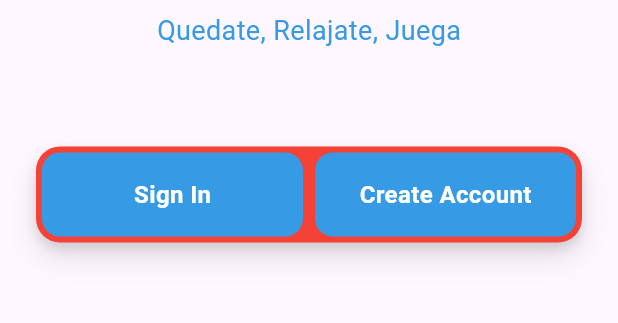
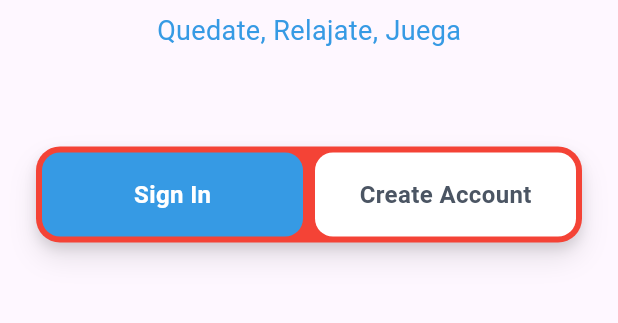
Before and after one commit to Victor78970513/isla-vigu, a Flutter app: the screen it shows after launch, on a phone screen of 412 x 824 dp, the part 263-586 px from its top. Run offline on Flutter 3.47's test engine with Material 3 defaults, Android fonts, the phone set to English and light mode, and no system bars; our stand-ins replace flutter_bloc, get_it, go_router.

Commit message:
auth selection cubit added

```diff
--- /dev/null
+++ b/lib/features/auth/presentation/bloc/auth_selection/auth_selection_cubit.dart
@@ -0,0 +1,11 @@
+import 'package:flutter_bloc/flutter_bloc.dart';
+
+enum AuthSelectionEnum { loginSelection, signUpSelection }
+
+class AuthSelectionCubit extends Cubit<AuthSelectionEnum> {
+  AuthSelectionCubit() : super(AuthSelectionEnum.loginSelection);
+
+  void changeAuthSelection(AuthSelectionEnum value) {
+    emit(value);
+  }
+}
--- a/lib/features/auth/presentation/pages/auth_page.dart
+++ b/lib/features/auth/presentation/pages/auth_page.dart
@@ -1,13 +1,20 @@
 import 'package:flutter/material.dart';
+import 'package:flutter_bloc/flutter_bloc.dart';
 import 'package:isla_vigu/core/theme/app_colors.dart';
+import 'package:isla_vigu/features/auth/presentation/bloc/auth_selection/auth_selection_cubit.dart';
+import 'package:isla_vigu/features/auth/presentation/pages/login_page.dart';
+import 'package:isla_vigu/features/auth/presentation/pages/sign_up_page.dart';
 import 'package:isla_vigu/features/auth/presentation/widgets/auth_selection.dart';
+import 'package:isla_vigu/service_locator.dart';
 
 class AuthPage extends StatelessWidget {
   const AuthPage({super.key});
 
   @override
   Widget build(BuildContext context) {
-    return Scaffold(
+    return BlocProvider(
+      create: (BuildContext context) => getIt<AuthSelectionCubit>(),
+      child: Scaffold(
         body: SafeArea(
           child: Center(
             child: Column(
@@ -41,7 +48,17 @@ class AuthPage extends StatelessWidget {
                 ),
                 SizedBox(height: 64),
                 AuthSelection(),
+                BlocBuilder<AuthSelectionCubit, AuthSelectionEnum>(
+                    builder: (context, state) {
+                  switch (state) {
+                    case AuthSelectionEnum.loginSelection:
+                      return LoginPage();
+                    case AuthSelectionEnum.signUpSelection:
+                      return SignUpPage();
+                  }
+                })
               ],
+            ),
           ),
         ),
       ),
--- a/lib/features/auth/presentation/widgets/auth_selection.dart
+++ b/lib/features/auth/presentation/widgets/auth_selection.dart
@@ -1,5 +1,7 @@
 import 'package:flutter/material.dart';
+import 'package:flutter_bloc/flutter_bloc.dart';
 import 'package:isla_vigu/core/theme/app_colors.dart';
+import 'package:isla_vigu/features/auth/presentation/bloc/auth_selection/auth_selection_cubit.dart';
 
 class AuthSelection extends StatelessWidget {
   const AuthSelection({super.key});
@@ -31,12 +33,16 @@ class AuthSelection extends StatelessWidget {
           children: [
             Expanded(
               flex: 1,
-              child: AuthSelectionItem(text: "Sign In"),
+              child: AuthSelectionItem(
+                text: "Sign In",
+                authSelectionEnum: AuthSelectionEnum.loginSelection,
+              ),
             ),
             Expanded(
               flex: 1,
               child: AuthSelectionItem(
                 text: "Create Account",
+                authSelectionEnum: AuthSelectionEnum.signUpSelection,
               ),
             ),
           ],
@@ -48,31 +54,48 @@ class AuthSelection extends StatelessWidget {
 
 class AuthSelectionItem extends StatelessWidget {
   final String text;
+  final AuthSelectionEnum authSelectionEnum;
   const AuthSelectionItem({
     super.key,
     required this.text,
+    required this.authSelectionEnum,
   });
 
   @override
   Widget build(BuildContext context) {
-    return Padding(
+    return BlocBuilder<AuthSelectionCubit, AuthSelectionEnum>(
+      builder: (context, state) {
+        return GestureDetector(
+          onTap: () {
+            context
+                .read<AuthSelectionCubit>()
+                .changeAuthSelection(authSelectionEnum);
+          },
+          child: Padding(
             padding: const EdgeInsets.symmetric(vertical: 4, horizontal: 4),
             child: Container(
               decoration: BoxDecoration(
                 borderRadius: BorderRadius.circular(12),
-          color: AppColors.skyBlue,
+                color: authSelectionEnum == state
+                    ? AppColors.skyBlue
+                    : AppColors.white,
               ),
               child: Center(
                 child: Text(
                   text,
                   style: TextStyle(
-              color: AppColors.white,
+                    color: authSelectionEnum == state
+                        ? AppColors.white
+                        : Color(0xff4B5563),
                     fontSize: 16,
-              fontWeight: FontWeight.w700,
+                    fontWeight: FontWeight.bold,
+                  ),
                 ),
               ),
             ),
           ),
         );
+      },
+    );
   }
 }
--- a/lib/main.dart
+++ b/lib/main.dart
@@ -1,7 +1,11 @@
 import 'package:flutter/material.dart';
 import 'package:isla_vigu/core/router/router.dart';
+import 'package:isla_vigu/service_locator.dart';
 
-void main() => runApp(const MyApp());
+void main() async {
+  initDependencies();
+  runApp(const MyApp());
+}
 
 class MyApp extends StatelessWidget {
   const MyApp({super.key});
--- a/pubspec.yaml
+++ b/pubspec.yaml
@@ -34,6 +34,7 @@ dependencies:
   # The following adds the Cupertino Icons font to your application.
   # Use with the CupertinoIcons class for iOS style icons.
   cupertino_icons: ^1.0.8
+  flutter_bloc: ^9.1.1
   go_router: ^16.1.0
   get_it: ^8.2.0
 
```
Also changed, not shown: lib/features/auth/presentation/pages/login_page.dart (added, +10 -0 lines), lib/features/auth/presentation/pages/sign_up_page.dart (added, +10 -0 lines), lib/service_locator.dart (added, +14 -0 lines), pubspec.lock. Lines whose indentation alone changed are shown as unchanged.
